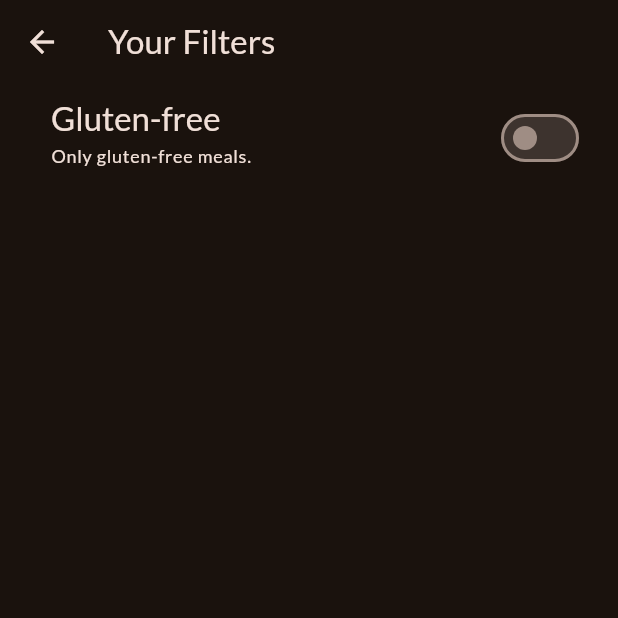
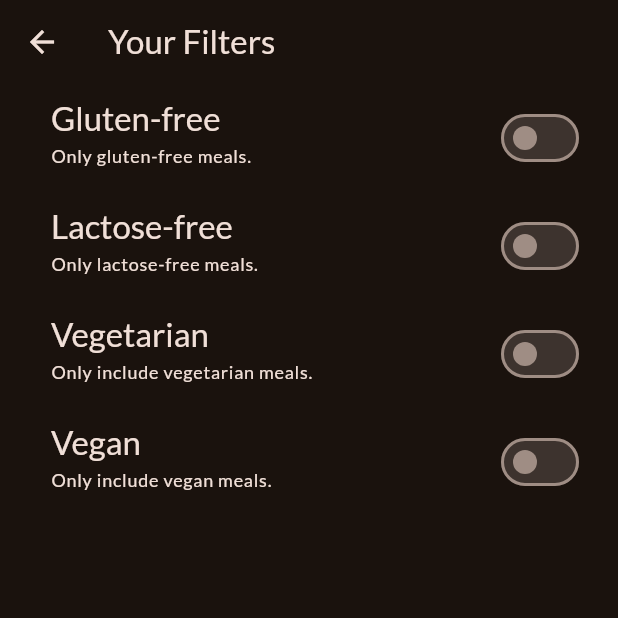
Before and after one commit to xzyxrene/meals, a Flutter app: the FiltersScreen screen opened directly, on a phone screen of 412 x 824 dp, the top half of it. Run offline on Flutter 3.47's test engine with Material 2 defaults, Android fonts, the phone set to English and light mode, and no system bars; our stand-ins replace google_fonts, transparent_image.

Commit message:
all filters added

```diff
--- a/lib/screens/filters.dart
+++ b/lib/screens/filters.dart
@@ -11,6 +11,9 @@ class FiltersScreen extends StatefulWidget {
 
 class _FiltersScreenState extends State<FiltersScreen> {
   var _glutenFreeFilterSet = false;
+  var _lactoseFreeFilterSet = false;
+  var _vegetarianFilterSet = false;
+  var _veganFilterSet = false;
 
   @override
   Widget build(BuildContext context) {
@@ -53,7 +56,73 @@ class _FiltersScreenState extends State<FiltersScreen> {
             ),
             activeColor: Theme.of(context).colorScheme.tertiary,
             contentPadding: const EdgeInsets.only(left: 34, right: 22),
-          )
+          ),
+          SwitchListTile(
+            value: _lactoseFreeFilterSet,
+            onChanged: (isChecked) {
+              setState(() {
+                _lactoseFreeFilterSet = isChecked;
+              });
+            },
+            title: Text(
+              'Lactose-free',
+              style: Theme.of(context).textTheme.titleLarge!.copyWith(
+                    color: Theme.of(context).colorScheme.onBackground,
+                  ),
+            ),
+            subtitle: Text(
+              'Only lactose-free meals.',
+              style: Theme.of(context).textTheme.labelMedium!.copyWith(
+                    color: Theme.of(context).colorScheme.onBackground,
+                  ),
+            ),
+            activeColor: Theme.of(context).colorScheme.tertiary,
+            contentPadding: const EdgeInsets.only(left: 34, right: 22),
+          ),
+          SwitchListTile(
+            value: _vegetarianFilterSet,
+            onChanged: (isChecked) {
+              setState(() {
+                _vegetarianFilterSet = isChecked;
+              });
+            },
+            title: Text(
+              'Vegetarian',
+              style: Theme.of(context).textTheme.titleLarge!.copyWith(
+                    color: Theme.of(context).colorScheme.onBackground,
+                  ),
+            ),
+            subtitle: Text(
+              'Only include vegetarian meals.',
+              style: Theme.of(context).textTheme.labelMedium!.copyWith(
+                    color: Theme.of(context).colorScheme.onBackground,
+                  ),
+            ),
+            activeColor: Theme.of(context).colorScheme.tertiary,
+            contentPadding: const EdgeInsets.only(left: 34, right: 22),
+          ),
+          SwitchListTile(
+            value: _veganFilterSet,
+            onChanged: (isChecked) {
+              setState(() {
+                _veganFilterSet = isChecked;
+              });
+            },
+            title: Text(
+              'Vegan',
+              style: Theme.of(context).textTheme.titleLarge!.copyWith(
+                    color: Theme.of(context).colorScheme.onBackground,
+                  ),
+            ),
+            subtitle: Text(
+              'Only include vegan meals.',
+              style: Theme.of(context).textTheme.labelMedium!.copyWith(
+                    color: Theme.of(context).colorScheme.onBackground,
+                  ),
+            ),
+            activeColor: Theme.of(context).colorScheme.tertiary,
+            contentPadding: const EdgeInsets.only(left: 34, right: 22),
+          ),
         ],
       ),
     );
```
